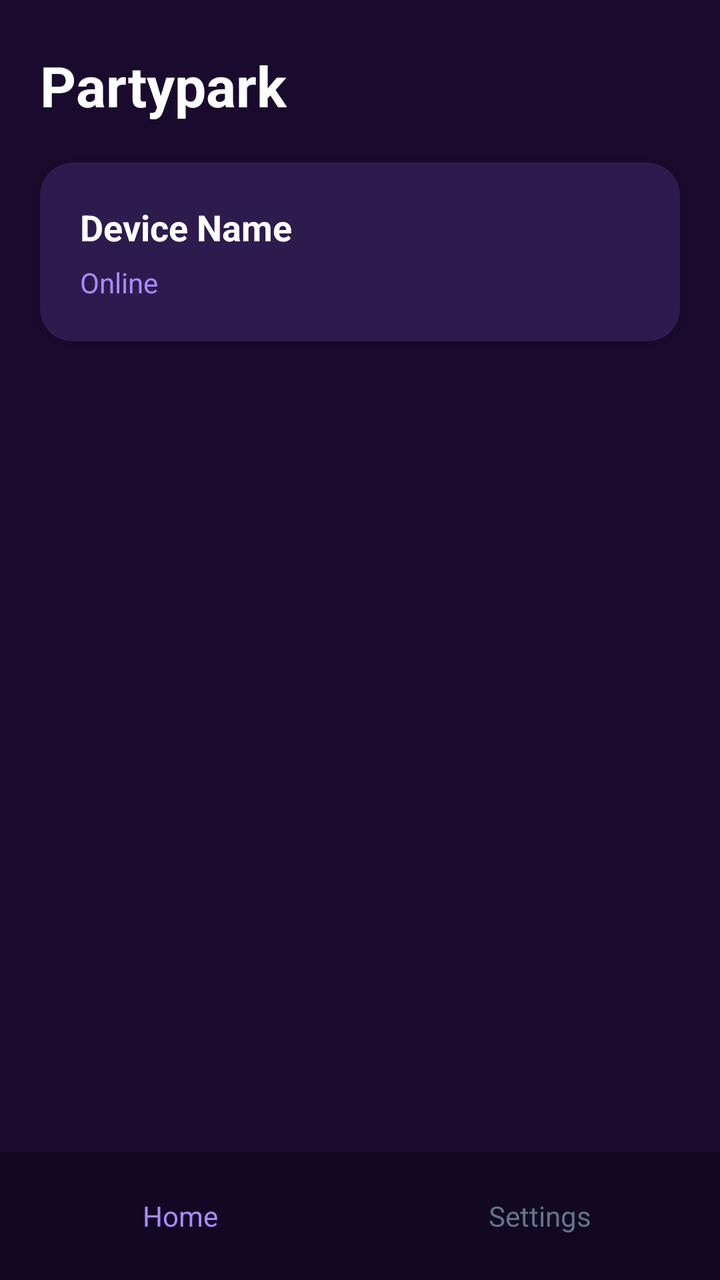
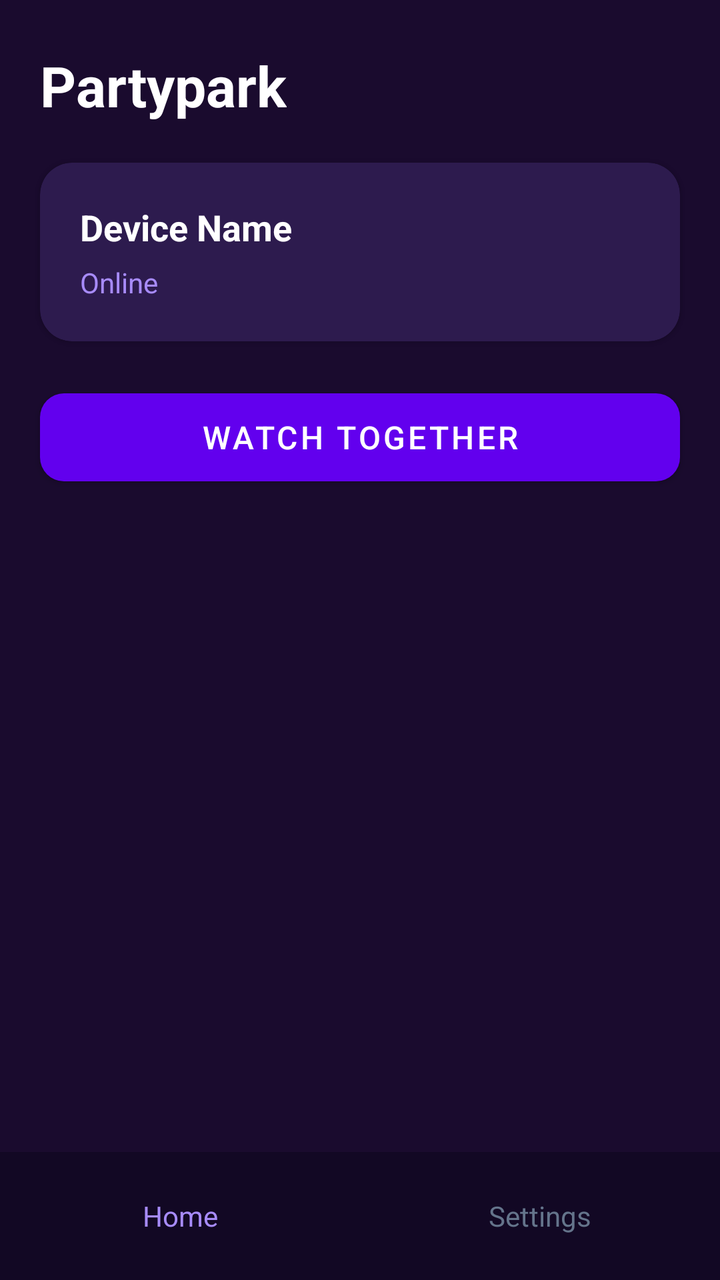

Screens rendered from an Android XML layout before and after an edit, with the pre-edit source and the edit as a unified diff.
<!-- AndroidManifest.xml: application theme Theme.Partypark -->
<!-- res/layout/activity_home.xml -->
<?xml version="1.0" encoding="utf-8"?>
<androidx.constraintlayout.widget.ConstraintLayout xmlns:android="http://schemas.android.com/apk/res/android"
    xmlns:app="http://schemas.android.com/apk/res-auto"
    android:layout_width="match_parent"
    android:layout_height="match_parent"
    android:background="#1a0b2e">

    <TextView
        android:id="@+id/home_title"
        android:layout_width="wrap_content"
        android:layout_height="wrap_content"
        android:layout_marginStart="20dp"
        android:layout_marginTop="24dp"
        android:text="Partypark"
        android:textColor="#FFFFFF"
        android:textSize="28sp"
        android:textStyle="bold"
        app:layout_constraintStart_toStartOf="parent"
        app:layout_constraintTop_toTopOf="parent" />

    <com.google.android.material.card.MaterialCardView
        android:id="@+id/status_card"
        android:layout_width="0dp"
        android:layout_height="wrap_content"
        android:layout_margin="20dp"
        app:cardBackgroundColor="#2d1b4e"
        app:cardCornerRadius="16dp"
        app:layout_constraintEnd_toEndOf="parent"
        app:layout_constraintStart_toStartOf="parent"
        app:layout_constraintTop_toBottomOf="@id/home_title">

        <LinearLayout
            android:layout_width="match_parent"
            android:layout_height="wrap_content"
            android:orientation="vertical"
            android:padding="20dp">

            <TextView
                android:id="@+id/device_name_text"
                android:layout_width="wrap_content"
                android:layout_height="wrap_content"
                android:text="Device Name"
                android:textColor="#FFFFFF"
                android:textSize="18sp"
                android:textStyle="bold" />

            <TextView
                android:id="@+id/status_text"
                android:layout_width="wrap_content"
                android:layout_height="wrap_content"
                android:layout_marginTop="6dp"
                android:text="Online"
                android:textColor="#a78bfa"
                android:textSize="14sp" />
        </LinearLayout>
    </com.google.android.material.card.MaterialCardView>

    <LinearLayout
        android:id="@+id/bottom_nav"
        android:layout_width="0dp"
        android:layout_height="64dp"
        android:background="#120824"
        android:gravity="center"
        android:orientation="horizontal"
        app:layout_constraintBottom_toBottomOf="parent"
        app:layout_constraintEnd_toEndOf="parent"
        app:layout_constraintStart_toStartOf="parent">

        <TextView
            android:id="@+id/nav_home"
            android:layout_width="0dp"
            android:layout_height="match_parent"
            android:layout_weight="1"
            android:gravity="center"
            android:text="Home"
            android:textColor="#a78bfa"
            android:textSize="14sp" />

        <TextView
            android:id="@+id/nav_settings"
            android:layout_width="0dp"
            android:layout_height="match_parent"
            android:layout_weight="1"
            android:gravity="center"
            android:text="Settings"
            android:textColor="#64748b"
            android:textSize="14sp" />
    </LinearLayout>

</androidx.constraintlayout.widget.ConstraintLayout>
<!-- resources referenced by this layout -->
<resources>
  <style name="Theme.Partypark" parent="Theme.MaterialComponents.DayNight.DarkActionBar">
          <item name="colorPrimary">@color/purple_500</item>
          <item name="colorPrimaryVariant">@color/purple_700</item>
          <item name="colorOnPrimary">@color/white</item>
          <item name="colorSecondary">@color/teal_200</item>
          <item name="colorSecondaryVariant">@color/teal_700</item>
          <item name="colorOnSecondary">@color/black</item>
          <item name="android:statusBarColor">?attr/colorPrimaryVariant</item>
      </style>
  <color name="purple_500">#FF6200EE</color>
  <color name="purple_700">#FF3700B3</color>
  <color name="white">#FFFFFFFF</color>
  <color name="teal_200">#FF03DAC5</color>
  <color name="teal_700">#FF018786</color>
  <color name="black">#FF000000</color>
</resources>

<!-- the commit's change to res/layout/activity_home.xml (unified diff, before → after) -->
@@ -55,6 +55,18 @@
         </LinearLayout>
     </com.google.android.material.card.MaterialCardView>
 
+    <com.google.android.material.button.MaterialButton
+        android:id="@+id/watch_together_btn"
+        android:layout_width="0dp"
+        android:layout_height="56dp"
+        android:layout_margin="20dp"
+        android:text="Watch Together"
+        android:textSize="16sp"
+        app:cornerRadius="12dp"
+        app:layout_constraintEnd_toEndOf="parent"
+        app:layout_constraintStart_toStartOf="parent"
+        app:layout_constraintTop_toBottomOf="@id/status_card" />
+
     <LinearLayout
         android:id="@+id/bottom_nav"
         android:layout_width="0dp"
